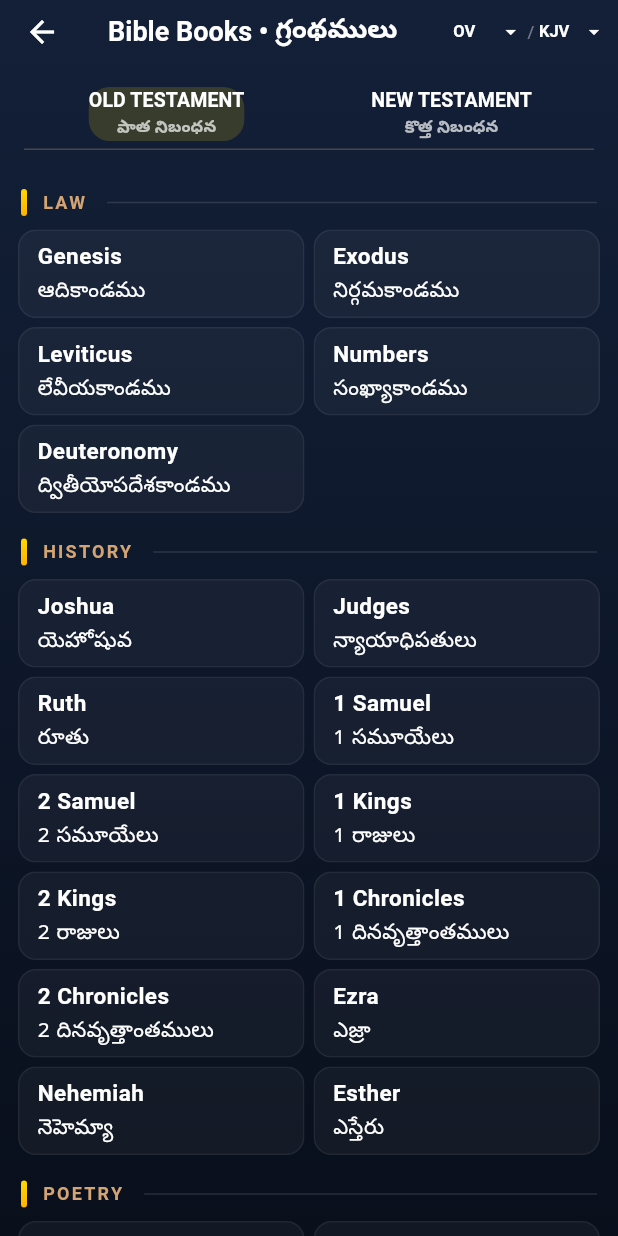
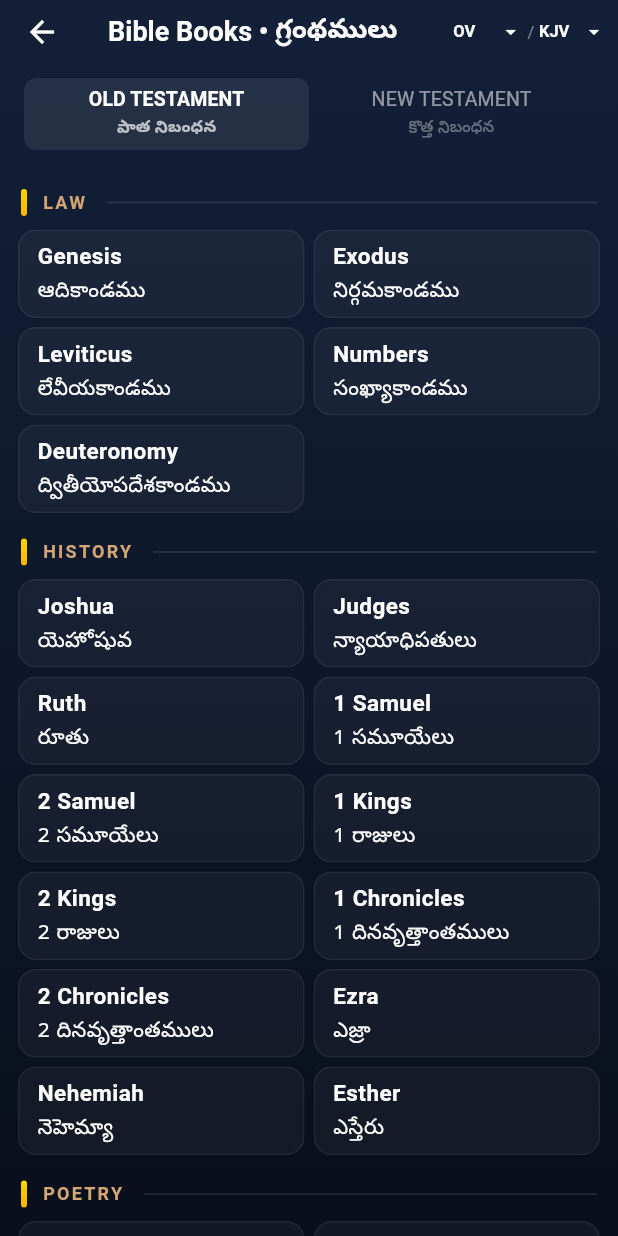
Before and after one commit to dls9494/BibleQuest, a Flutter app: the BookListScreen screen opened directly, on a phone screen of 412 x 824 dp. Run offline on Flutter 3.47's test engine with Material 3 defaults, Android fonts, the phone set to English and light mode, and no system bars; our stand-ins replace audio_service, cloud_firestore, confetti, connectivity_plus, firebase_analytics, firebase_auth and 14 more; missing offline and left inert: audio_session; accounts and stored records are empty; Roboto replaces fonts that are missing (Outfit); project files that could hold a hidden picture were left out.

Commit message:
ui: refine book list screen TabBar selection styling, indicator, and divider

```diff
--- a/lib/screens/book_list_screen.dart
+++ b/lib/screens/book_list_screen.dart
@@ -70,25 +70,36 @@
               padding: const EdgeInsets.symmetric(horizontal: 16, vertical: 10),
               child: Builder(
                 builder: (context) {
-                  final accentColor = isDark ? const Color(0xFFFFD700) : const Color(0xFFFFD700);
                   return TabBar(
-                    labelColor: isDark ? Colors.white : const Color(0xFF3E2723),
-                    unselectedLabelColor: textColor.withValues(alpha: 0.55),
+                    labelColor: Colors.white,
+                    unselectedLabelColor: Colors.white54,
                     indicator: BoxDecoration(
-                      color: accentColor.withValues(alpha: 0.16),
-                      borderRadius: BorderRadius.circular(14),
+                      color: Colors.white.withValues(alpha: 0.08),
+                      borderRadius: BorderRadius.circular(8),
                     ),
-                    indicatorPadding: const EdgeInsets.symmetric(vertical: 6),
-                    labelStyle: AppTextStyles.sectionHeader.copyWith(fontWeight: FontWeight.w700, fontSize: 14),
-                    unselectedLabelStyle: AppTextStyles.sectionHeader.copyWith(fontWeight: FontWeight.w600, fontSize: 14),
+                    indicatorSize: TabBarIndicatorSize.tab,
+                    dividerColor: Colors.transparent,
+                    labelStyle: const TextStyle(
+                      fontFamily: 'Outfit',
+                      fontSize: 13,
+                      fontWeight: FontWeight.w600,
+                    ),
+                    unselectedLabelStyle: const TextStyle(
+                      fontFamily: 'Outfit',
+                      fontSize: 13,
+                      fontWeight: FontWeight.w400,
+                    ),
                     tabs: const [
                       Tab(
                         child: Column(
                           mainAxisSize: MainAxisSize.min,
                           children: [
-                            Text('OLD TESTAMENT', style: TextStyle(fontSize: 13, fontWeight: FontWeight.w600, color: Colors.white)),
+                            Text('OLD TESTAMENT'),
                             SizedBox(height: 2),
-                            Text('పాత నిబంధన', style: TextStyle(fontSize: 11, color: Colors.white70)),
+                            Opacity(
+                              opacity: 0.7,
+                              child: Text('పాత నిబంధన', style: TextStyle(fontSize: 11)),
+                            ),
                           ],
                         ),
                       ),
@@ -96,9 +107,12 @@
                         child: Column(
                           mainAxisSize: MainAxisSize.min,
                           children: [
-                            Text('NEW TESTAMENT', style: TextStyle(fontSize: 13, fontWeight: FontWeight.w600, color: Colors.white)),
+                            Text('NEW TESTAMENT'),
                             SizedBox(height: 2),
-                            Text('కొత్త నిబంధన', style: TextStyle(fontSize: 11, color: Colors.white70)),
+                            Opacity(
+                              opacity: 0.7,
+                              child: Text('కొత్త నిబంధన', style: TextStyle(fontSize: 11)),
+                            ),
                           ],
                         ),
                       ),
```
